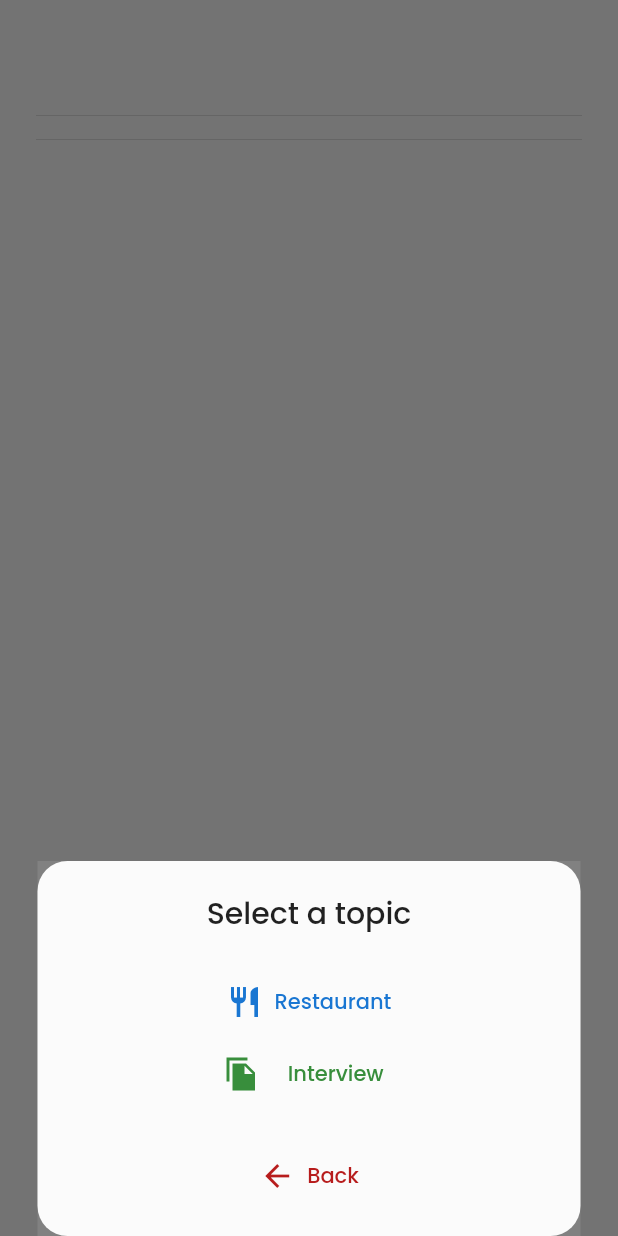
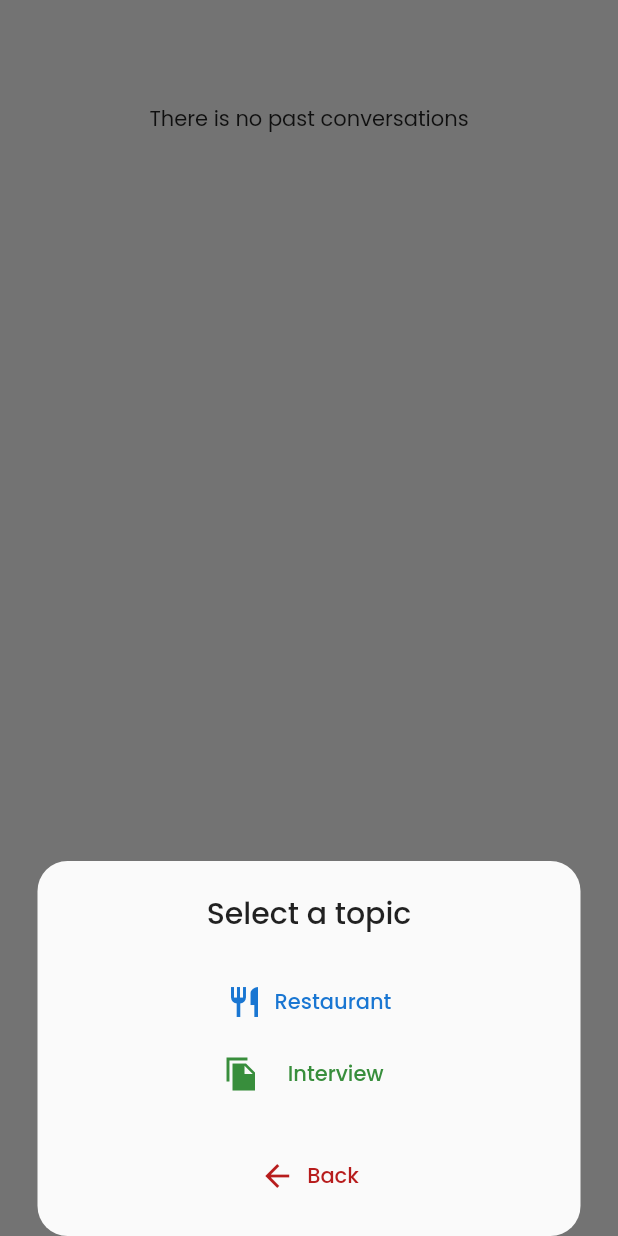
Before and after one commit to rkzofficial/Eida, a Flutter app: the DashboardPage screen opened by its route, after a tap on "Start a conversation", on a phone screen of 412 x 824 dp. Run offline on Flutter 3.47's test engine with Material 2 defaults, Android fonts, the phone set to English and light mode, and no system bars; our stand-ins replace auto_route, bloc, cached_network_image, dartz, firebase_auth, firebase_core and 10 more; missing offline and left inert: flutter_displaymode; accounts and stored records are empty; network calls fail.

Commit message:
Adds Delete action on dashboard page

```diff
--- a/lib/application/dashboard/dashboard_bloc.dart
+++ b/lib/application/dashboard/dashboard_bloc.dart
@@ -23,6 +23,8 @@ class DashboardBloc extends Bloc<DashboardEvent, DashboardState> {
       final failureOrChats = await _chatRepository.getSavedChats();
       tries++;
       failureOrChats.fold((l) => null, (r) => emit(state.copyWith(chats: r, tries: tries)));
+    }, deleteChat: (chat) async {
+      await _chatRepository.deleteChat(chat);
     });
   }
 }
--- a/lib/application/dashboard/dashboard_event.dart
+++ b/lib/application/dashboard/dashboard_event.dart
@@ -3,4 +3,5 @@ part of 'dashboard_bloc.dart';
 @freezed
 class DashboardEvent with _$DashboardEvent {
   const factory DashboardEvent.getSavedChats() = GetSavedChats;
+  const factory DashboardEvent.deleteChat(Chat chat) = DeleteChat;
 }
--- a/lib/domain/chat/i_chat_repository.dart
+++ b/lib/domain/chat/i_chat_repository.dart
@@ -7,5 +7,6 @@ import 'chat_failure.dart';
 abstract class IChatRepository {
   Future<Either<ChatFailure, Chat>> getChatByType(StringSingleLine chatType);
   Future<Either<ChatFailure, Unit>> saveChat(Chat chat);
+  Future<Either<ChatFailure, Unit>> deleteChat(Chat chat);
   Future<Either<ChatFailure, List<Chat>>> getSavedChats();
 }
--- a/lib/presentation/pages/dashboard/dashboard_page.dart
+++ b/lib/presentation/pages/dashboard/dashboard_page.dart
@@ -16,7 +16,7 @@ class DashboardPage extends StatelessWidget with AutoRouteWrapper {
     return Scaffold(
       body: SafeArea(
         child: SingleChildScrollView(
-          child: Padding(
+          child: Container(
             padding: const EdgeInsets.all(24.0),
             child: Column(
               children: [
@@ -31,10 +31,13 @@ class DashboardPage extends StatelessWidget with AutoRouteWrapper {
                   ),
                 ),
                 const SizedBox(height: 20),
-                const Divider(),
                 BlocBuilder<DashboardBloc, DashboardState>(
                   builder: (context, state) {
-                    return ListView.separated(
+                    return state.chats.isNotEmpty
+                        ? Column(
+                            children: [
+                              const Divider(),
+                              ListView.separated(
                                 separatorBuilder: (context, index) => const Divider(),
                                 itemCount: state.chats.length,
                                 shrinkWrap: true,
@@ -42,15 +45,24 @@ class DashboardPage extends StatelessWidget with AutoRouteWrapper {
                                 itemBuilder: (context, index) {
                                   final chat = state.chats[index];
                                   return ConversationList(
+                                    key: Key(chat.id.getOrCrash()),
+                                    chat: chat,
                                     name: chat.type.getOrCrash().toUpperCase(),
                                     messageText: chat.chatItems.last.message.getOrCrash(),
-                          imageUrl: "https://ui-avatars.com/api/?name=${chat.type.getOrCrash()}]",
-                        );
-                      },
+                                    imageUrl: chat.type.getOrCrash() == 'restaurant'
+                                        ? 'https://www.svgrepo.com/download/129117/restaurant.svg'
+                                        : "https://ui-avatars.com/api/?name=${chat.type.getOrCrash()}]",
                                   );
                                 },
                               ),
                               const Divider(),
+                            ],
+                          )
+                        : const Center(
+                            child: Text('There is no past conversations'),
+                          );
+                  },
+                ),
               ],
             ),
           ),
@@ -63,16 +75,14 @@ class DashboardPage extends StatelessWidget with AutoRouteWrapper {
             showModalBottomSheet<void>(
               constraints: BoxConstraints(
                 maxWidth: MediaQuery.of(context).size.width - 50,
+                maxHeight: 250,
               ),
               context: context,
               shape: RoundedRectangleBorder(
                 borderRadius: BorderRadius.circular(20.0),
               ),
               builder: (BuildContext context) {
-                return Container(
-                  height: 250,
-                  color: Colors.white10,
-                  child: Center(
+                return Center(
                   child: Column(
                     children: <Widget>[
                       const SizedBox(height: 20),
@@ -82,9 +92,7 @@ class DashboardPage extends StatelessWidget with AutoRouteWrapper {
                       ),
                       const SizedBox(height: 20),
                       TextButton.icon(
-                          style: TextButton.styleFrom(
-                            primary: Colors.blue[700],
-                          ),
+                        style: TextButton.styleFrom(primary: Colors.blue[700]),
                         onPressed: () {
                           Navigator.pop(context);
                           getIt<AppRouter>().navigate(ChatRoute(chatType: 'restaurant'));
@@ -114,7 +122,6 @@ class DashboardPage extends StatelessWidget with AutoRouteWrapper {
                       )
                     ],
                   ),
-                  ),
                 );
               },
             );
--- a/lib/presentation/routes/router.dart
+++ b/lib/presentation/routes/router.dart
@@ -1,4 +1,5 @@
 import 'package:auto_route/annotations.dart';
+import 'package:eida/presentation/pages/chat/saved_chat_page.dart';
 
 import '../pages/chat/chat_page.dart';
 import '../pages/dashboard/dashboard_page.dart';
@@ -11,6 +12,7 @@ import '../pages/splash/splash_page.dart';
     AutoRoute(page: SplashPage, initial: true),
     AutoRoute(page: DashboardPage, path: '/dashboard'),
     AutoRoute(page: ChatPage, path: '/chat'),
+    AutoRoute(page: SavedChatPage, path: '/savedchat'),
     AutoRoute(page: SignInPage, path: '/signin'),
   ],
 )
```
Also changed, not shown: lib/infrastructure/chat/chat_repository.dart (+10 -0 lines), lib/presentation/pages/chat/chat_page.dart (+13 -1 lines), lib/presentation/pages/chat/saved_chat_page.dart (added, +48 -0 lines), lib/presentation/pages/dashboard/widgets/conversation_list.dart (+28 -19 lines), lib/presentation/pages/dashboard/widgets/profile_header.dart (+40 -10 lines), lib/application/dashboard/dashboard_bloc.freezed.dart, lib/presentation/routes/router.gr.dart. Lines whose indentation alone changed are shown as unchanged.
